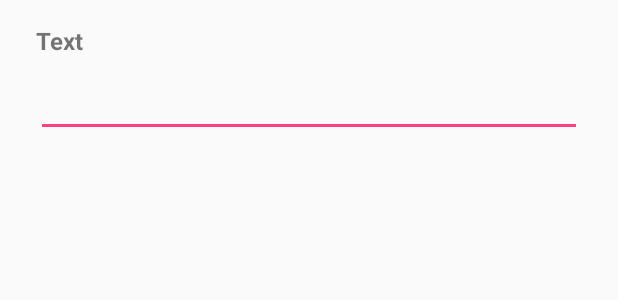
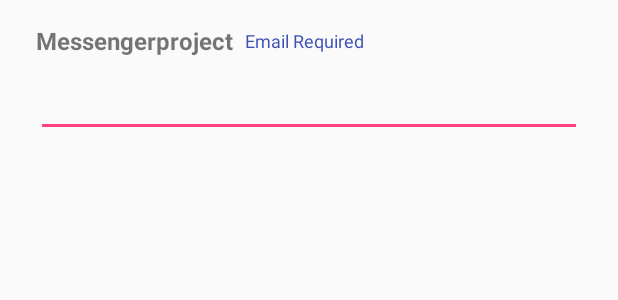
Before and after one commit to williamgdev/CustomViews, an Android app: the layout activity_main.xml on its own in the app's theme, with its tools: preview values and no code run, on a phone screen of 412 x 824 dp. Shown: the top 300 px of the screen. Run offline under Robolectric (Android 15) with nearby library versions, the phone set to English and light mode, and no system bars.

Commit message:
Added Attributes to set the Title and Error Fields

```diff
--- a/app/src/main/java/com/adnroid/devcuba/messengerproject/MainActivity.kt
+++ b/app/src/main/java/com/adnroid/devcuba/messengerproject/MainActivity.kt
@@ -4,7 +4,6 @@ import android.databinding.DataBindingUtil
 import android.os.Bundle
 import android.support.v7.app.AppCompatActivity
 import com.adnroid.devcuba.messengerproject.databinding.ActivityMainBinding
-import kotlinx.android.synthetic.main.custom_edit_text.view.*
 
 class MainActivity : AppCompatActivity() {
 
@@ -13,6 +12,5 @@ class MainActivity : AppCompatActivity() {
     override fun onCreate(savedInstanceState: Bundle?) {
         super.onCreate(savedInstanceState)
         binding = DataBindingUtil.setContentView(this, R.layout.activity_main)
-        binding.editText.custom_title.text = "Text From Activity"
     }
 }
--- a/app/src/main/java/com/adnroid/devcuba/messengerproject/customview/CustomEditText.kt
+++ b/app/src/main/java/com/adnroid/devcuba/messengerproject/customview/CustomEditText.kt
@@ -22,7 +22,22 @@ class CustomEditText @JvmOverloads constructor(
 
         orientation = VERTICAL
         attrs.let {
-            binding.customTitle.text = "Text"
+            val typedArray = context.obtainStyledAttributes(it,
+                    R.styleable.CustomEditText, 0, 0)
+            val title = resources.getText(typedArray
+                    .getResourceId(R.styleable
+                            .CustomEditText_custom_title_field,
+                            R.string.email))
+            val errorText = resources.getText(typedArray
+                    .getResourceId(R.styleable
+                            .CustomEditText_custom_error_field,
+                            R.string.default_error))
+            binding.customTitle.text = title
+            if (errorText != resources.getString(R.string.default_error)) {
+                binding.customError.text = errorText
+            }
+
+            typedArray.recycle()
         }
     }
 }
--- a/app/src/main/res/layout/activity_main.xml
+++ b/app/src/main/res/layout/activity_main.xml
@@ -1,5 +1,5 @@
 <?xml version="1.0" encoding="utf-8"?>
-<layout>
+<layout xmlns:app="http://schemas.android.com/apk/res-auto">
 
     <LinearLayout xmlns:android="http://schemas.android.com/apk/res/android"
         xmlns:tools="http://schemas.android.com/tools"
@@ -17,6 +17,8 @@
             android:layout_width="match_parent"
             android:layout_height="wrap_content"
             android:id="@+id/editText"
+            app:custom_title_field="@string/app_name"
+            app:custom_error_field="@string/email_error"
             />
 
         <!--<LinearLayout-->
--- a/app/src/main/res/layout/custom_edit_text.xml
+++ b/app/src/main/res/layout/custom_edit_text.xml
@@ -7,21 +7,21 @@
         android:layout_height="match_parent">
 
         <TextView
-            android:id="@+id/custom_title"
-            style="@style/custom_edit_text_title_style"
+            android:id="@+id/customTitle"
+            style="@style/custom_title_field_style"
             android:layout_width="wrap_content"
             android:layout_height="wrap_content"
             android:layout_marginStart="8dp"
             app:layout_constraintStart_toStartOf="parent" />
 
         <TextView
-            android:id="@+id/custom_error"
-            style="@style/custom_edit_text_error_style"
+            android:id="@+id/customError"
+            style="@style/custom_error_field_style"
             android:layout_width="wrap_content"
             android:layout_height="wrap_content"
-            app:layout_constraintBottom_toBottomOf="@id/custom_title"
-            app:layout_constraintStart_toEndOf="@+id/custom_title"
-            app:layout_constraintTop_toTopOf="@id/custom_title" />
+            app:layout_constraintBottom_toBottomOf="@id/customTitle"
+            app:layout_constraintStart_toEndOf="@+id/customTitle"
+            app:layout_constraintTop_toTopOf="@id/customTitle" />
 
         <EditText
             android:id="@+id/custom_edit"
@@ -35,6 +35,6 @@
             android:inputType="text"
             app:layout_constraintEnd_toEndOf="parent"
             app:layout_constraintStart_toStartOf="parent"
-            app:layout_constraintTop_toBottomOf="@+id/custom_title" />
+            app:layout_constraintTop_toBottomOf="@+id/customTitle" />
     </android.support.constraint.ConstraintLayout>
 </layout>
--- /dev/null
+++ b/app/src/main/res/values/attrs.xml
@@ -0,0 +1,7 @@
+<?xml version="1.0" encoding="utf-8"?>
+<resources>
+    <declare-styleable name="CustomEditText">
+        <attr name="custom_title_field" format="reference" />
+        <attr name="custom_error_field" format="reference" />
+    </declare-styleable>
+</resources>
--- a/app/src/main/res/values/strings.xml
+++ b/app/src/main/res/values/strings.xml
@@ -1,3 +1,6 @@
 <resources>
     <string name="app_name">Messengerproject</string>
+    <string name="email">Email</string>
+    <string name="email_error">Email Required</string>
+    <string name="default_error">Required</string>
 </resources>
--- a/app/src/main/res/values/styles.xml
+++ b/app/src/main/res/values/styles.xml
@@ -12,12 +12,12 @@
         <item name="colorControlActivated">@color/colorAccent</item>
     </style>
 
-    <style name="custom_edit_text_title_style">
+    <style name="custom_title_field_style">
         <item name="android:textStyle">bold</item>
         <item name="android:textSize">16sp</item>
     </style>
 
-    <style name="custom_edit_text_error_style">
+    <style name="custom_error_field_style">
         <item name="android:textStyle">normal</item>
         <item name="android:textSize">12sp</item>
         <item name="android:textColor">@color/colorPrimary</item>
```
Also changed, not shown: 1 other file.
